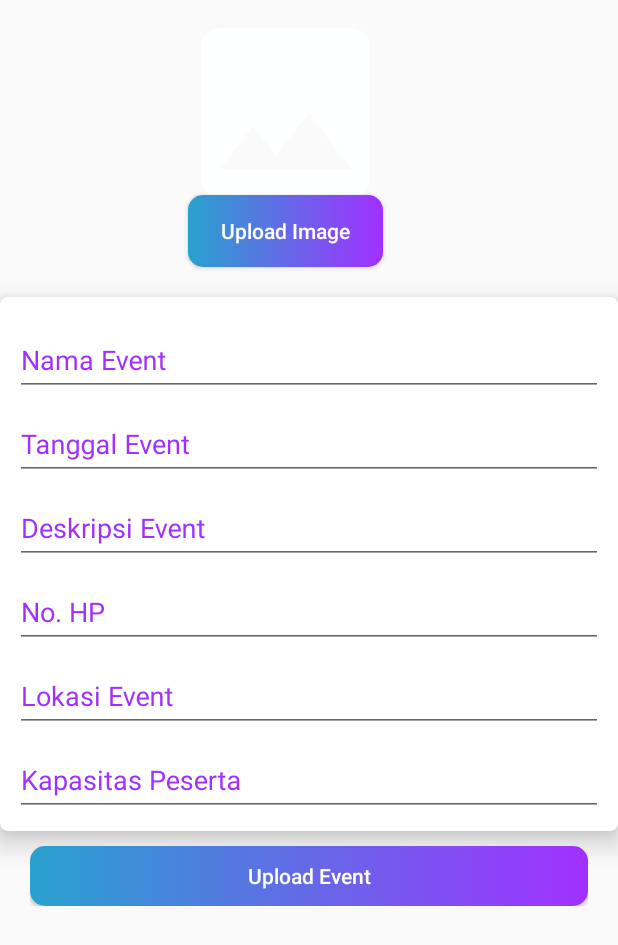
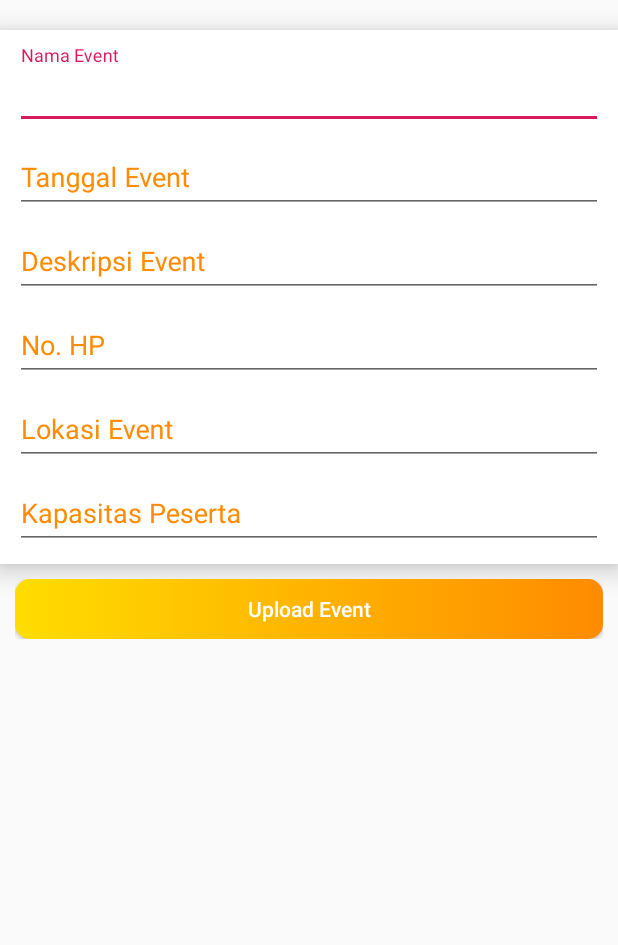
Before and after one commit to merilianacandra/XML-Praktikum-Progmob, an Android app: the layout fragment_home.xml on its own in the app's theme, with its tools: preview values and no code run, on a phone screen of 412 x 824 dp. Shown: the top 945 px of the screen. Run offline under Robolectric (Android 15) with nearby library versions, the phone set to English and light mode, and no system bars.

Commit message:
Commit 2

```diff
--- a/app/src/main/res/layout/fragment_home.xml
+++ b/app/src/main/res/layout/fragment_home.xml
@@ -23,10 +23,8 @@
                 android:layout_marginTop="20dp"
                 android:layout_marginEnd="0dp"
                 android:layout_marginBottom="0dp"
-                app:cardCornerRadius="5dp"
-                app:cardElevation="10dp"
-                android:layout_below="@+id/buton">
-
+                app:cardCornerRadius="0dp"
+                app:cardElevation="10dp">
 
                 <LinearLayout
                     android:layout_width="match_parent"
@@ -151,9 +149,9 @@
                 android:layout_below="@id/cv"
                 android:layout_alignLeft="@id/cv"
                 android:layout_alignRight="@id/cv"
-                android:layout_marginLeft="20dp"
+                android:layout_marginLeft="10dp"
                 android:layout_marginTop="10dp"
-                android:layout_marginRight="20dp"
+                android:layout_marginRight="10dp"
                 android:elevation="10dp">
 
                 <Button
@@ -165,30 +163,6 @@
                     android:textAllCaps="false"
                     android:textColor="@color/colorWhite" />
             </RelativeLayout>
-
-            <ImageView
-                android:id="@+id/image_view"
-                android:layout_width="150dp"
-                android:layout_height="150dp"
-                app:srcCompat="@drawable/ic_add_image"
-                android:layout_marginStart="115dp"
-                android:layout_marginEnd="115dp"/>
-            <Button
-                android:id="@+id/buton"
-                android:layout_width="130dp"
-                android:layout_height="wrap_content"
-                android:layout_marginStart="125dp"
-                android:layout_marginEnd="125dp"
-                android:background="@drawable/bg_ui"
-                android:elevation="10dp"
-                android:text="Upload Image"
-                android:textAllCaps="false"
-                android:textColor="@color/colorWhite"
-                android:layout_below="@id/image_view"
-                android:layout_marginTop="-20dp"/>
         </RelativeLayout>
-
-
     </ScrollView>
-
 </RelativeLayout>
--- a/app/src/main/res/values/colors.xml
+++ b/app/src/main/res/values/colors.xml
@@ -3,9 +3,9 @@
     <color name="colorPrimary">#008577</color>
     <color name="colorPrimaryDark">#00574B</color>
     <color name="colorAccent">#D81B60</color>
-    <color name="colorBlue">#28A2CF</color>
+    <color name="colorBlue">#ffdd00</color>
     <color name="colorBlueT">#6428a2cf</color>
-    <color name="colorPurple">#A130FF</color>
+    <color name="colorPurple">#ff8b00</color>
     <color name="colorPurpleT">#64a130ff</color>
     <color name="colorWhite">#ffffff</color>
 </resources>
--- a/app/src/main/res/values/styles.xml
+++ b/app/src/main/res/values/styles.xml
@@ -1,7 +1,7 @@
 <resources>
 
     <!-- Base application theme. -->
-    <style name="AppTheme" parent="Theme.AppCompat.Light.DarkActionBar">
+    <style name="AppTheme" parent="Theme.AppCompat.Light.NoActionBar">
         <!-- Customize your theme here. -->
         <item name="colorPrimary">@color/colorPrimary</item>
         <item name="colorPrimaryDark">@color/colorPrimaryDark</item>
```
Also changed, not shown: app/src/main/java/com/example/myapplication/MainActivity.java (+17 -1 lines), app/src/main/res/layout/activity_main.xml (+28 -15 lines).
